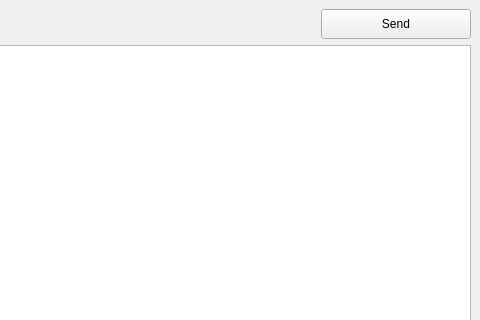
Before: the Qt Designer form ui/raw/NameMail.ui in Nakama3942/NameMail, drawn with Qt 5; both pictures show x 320 to 800 and y 0 to 320 of the 800 by 600 pixel window.
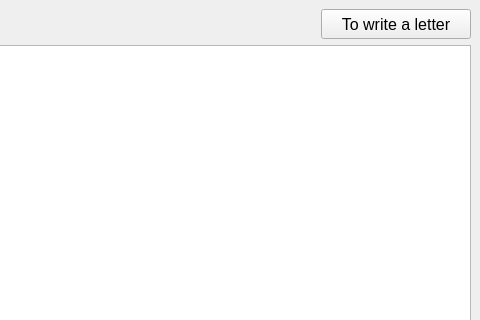
After: the same form once the commit is applied.

```diff
--- a/ui/raw/NameMail.ui
+++ b/ui/raw/NameMail.ui
@@ -40,8 +40,13 @@
             <height>30</height>
            </size>
           </property>
+          <property name="font">
+           <font>
+            <pointsize>12</pointsize>
+           </font>
+          </property>
           <property name="text">
-           <string>Send</string>
+           <string>To write a letter</string>
           </property>
          </widget>
         </item>
```
Left out of the diff: 20 changed lines with no effect on the pictures.
